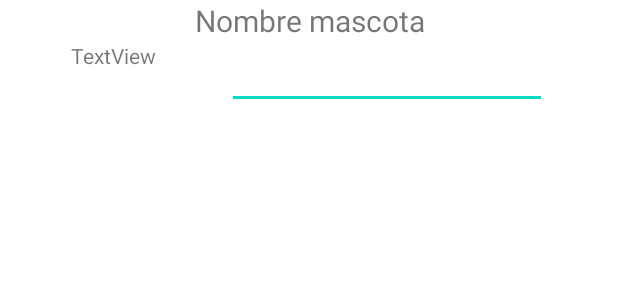
After one commit to KevinB00/FidoFriend, an Android app: the layout fragment_info_mascota.xml on its own in the app's theme, with its tools: preview values and no code run, on a phone screen of 412 x 824 dp. The commit adds this screen. Shown: the top 300 px of the screen. Run offline under Robolectric (Android 15) with nearby library versions, the phone set to English and light mode, and no system bars.

Commit message:
Creando menú de mascota

```diff
--- a/app/build.gradle
+++ b/app/build.gradle
@@ -63,6 +63,7 @@ dependencies {
     implementation 'androidx.compose.ui:ui-tooling-preview'
     implementation 'androidx.compose.material3:material3'
     implementation platform('androidx.compose:compose-bom:2022.10.00')
+    implementation 'androidx.legacy:legacy-support-v4:1.0.0'
     testImplementation 'junit:junit:4.13.2'
     androidTestImplementation 'androidx.test.ext:junit:1.1.5'
     androidTestImplementation 'androidx.test.espresso:espresso-core:3.5.1'
--- /dev/null
+++ b/app/src/main/res/drawable/baseline_medication_24.xml
@@ -0,0 +1,6 @@
+<vector android:height="24dp" android:tint="#00606D"
+    android:viewportHeight="24" android:viewportWidth="24"
+    android:width="24dp" xmlns:android="http://schemas.android.com/apk/res/android">
+    <path android:fillColor="@android:color/white" android:pathData="M6,3h12v2h-12z"/>
+    <path android:fillColor="@android:color/white" android:pathData="M17,6H7C5.9,6 5,6.9 5,8v11c0,1.1 0.9,2 2,2h10c1.1,0 2,-0.9 2,-2V8C19,6.9 18.1,6 17,6zM16,15h-2.5v2.5h-3V15H8v-3h2.5V9.5h3V12H16V15z"/>
+</vector>
--- /dev/null
+++ b/app/src/main/res/layout/fragment_info_mascota.xml
@@ -0,0 +1,40 @@
+<?xml version="1.0" encoding="utf-8"?>
+<androidx.constraintlayout.widget.ConstraintLayout xmlns:android="http://schemas.android.com/apk/res/android"
+    xmlns:app="http://schemas.android.com/apk/res-auto"
+    xmlns:tools="http://schemas.android.com/tools"
+    android:layout_width="match_parent"
+    android:layout_height="match_parent"
+    tools:context=".ui.mascota.InfoMascotaFragment">
+
+    <!-- TODO: Update blank fragment layout -->
+
+    <TextView
+        android:id="@+id/tViewNombreMascota"
+        android:layout_width="wrap_content"
+        android:layout_height="wrap_content"
+        android:textAlignment="center"
+        android:textSize="20sp"
+        app:layout_constraintEnd_toEndOf="parent"
+        app:layout_constraintStart_toStartOf="parent"
+        app:layout_constraintTop_toTopOf="parent"
+        tools:text="Nombre mascota" />
+
+    <TextView
+        android:id="@+id/tViewComida"
+        android:layout_width="wrap_content"
+        android:layout_height="wrap_content"
+        android:text="TextView"
+        app:layout_constraintEnd_toStartOf="@+id/editTextNumber"
+        app:layout_constraintStart_toStartOf="parent"
+        app:layout_constraintTop_toBottomOf="@+id/tViewNombreMascota" />
+
+    <EditText
+        android:id="@+id/editTextNumber"
+        android:layout_width="wrap_content"
+        android:layout_height="wrap_content"
+        android:ems="10"
+        android:inputType="number"
+        app:layout_constraintEnd_toEndOf="parent"
+        app:layout_constraintStart_toEndOf="@+id/tViewComida"
+        app:layout_constraintTop_toTopOf="@+id/tViewComida" />
+</androidx.constraintlayout.widget.ConstraintLayout>
```
Also changed, not shown: app/src/main/java/com/kevinbuenano/fidofriend/ui/mascota/EliminarMascotaFragment.kt (added, +60 -0 lines), app/src/main/java/com/kevinbuenano/fidofriend/ui/mascota/HistorialMedicoFragment.kt (added, +60 -0 lines), app/src/main/java/com/kevinbuenano/fidofriend/ui/mascota/InfoMascotaFragment.kt (added, +60 -0 lines), app/src/main/java/com/kevinbuenano/fidofriend/ui/mascota/MascotaActivity.kt (+38 -1 lines), app/src/main/java/com/kevinbuenano/fidofriend/ui/mascota/ModificarMascotaFragment.kt (added, +60 -0 lines), app/src/main/res/drawable/baseline_pets_24.xml (added, +9 -0 lines), app/src/main/res/layout/activity_mascota.xml (+42 -2 lines), app/src/main/res/layout/fragment_eliminar_mascota.xml (added, +14 -0 lines), app/src/main/res/layout/fragment_historial_medico.xml (added, +14 -0 lines), app/src/main/res/layout/fragment_modificar_mascota.xml (added, +14 -0 lines), app/src/main/res/menu/bottom_menu.xml (added, +13 -0 lines), app/src/main/res/menu/options_menu.xml (added, +10 -0 lines), app/src/main/res/navigation/bottom_graph.xml (added, +27 -0 lines).
